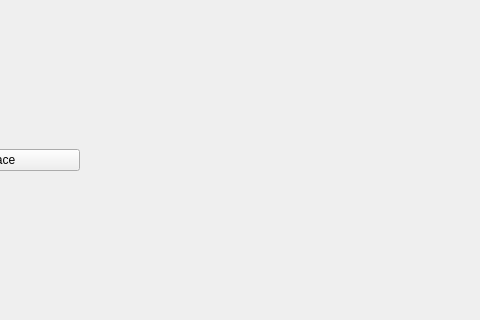
First picture: the form in bubble-wrap/ui/widget.ui, repository daviddumas/bubble-wrap, before the edit; both pictures show x 320 to 800 and y 90 to 410 of the 800 by 500 pixel window.
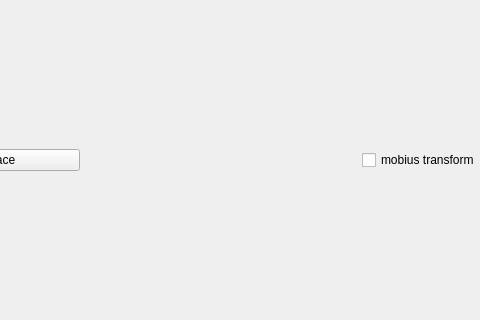
Second picture: the form after the edit.

Commit message: Mouse driven mobius transformations added.

The edit to the form file:
```diff
--- a/bubble-wrap/ui/widget.ui
+++ b/bubble-wrap/ui/widget.ui
@@ -78,7 +78,7 @@
     </layout>
    </item>
    <item>
-    <layout class="QHBoxLayout" name="horizontalLayout_2" stretch="0,0,0">
+    <layout class="QHBoxLayout" name="horizontalLayout_2" stretch="0,0,0,0">
      <property name="spacing">
       <number>0</number>
      </property>
@@ -260,6 +260,13 @@
        </property>
       </spacer>
      </item>
+     <item>
+      <widget class="QCheckBox" name="mobius_trans">
+       <property name="text">
+        <string>mobius transform</string>
+       </property>
+      </widget>
+     </item>
     </layout>
    </item>
   </layout>
```
The commit also changes 28 other files.
